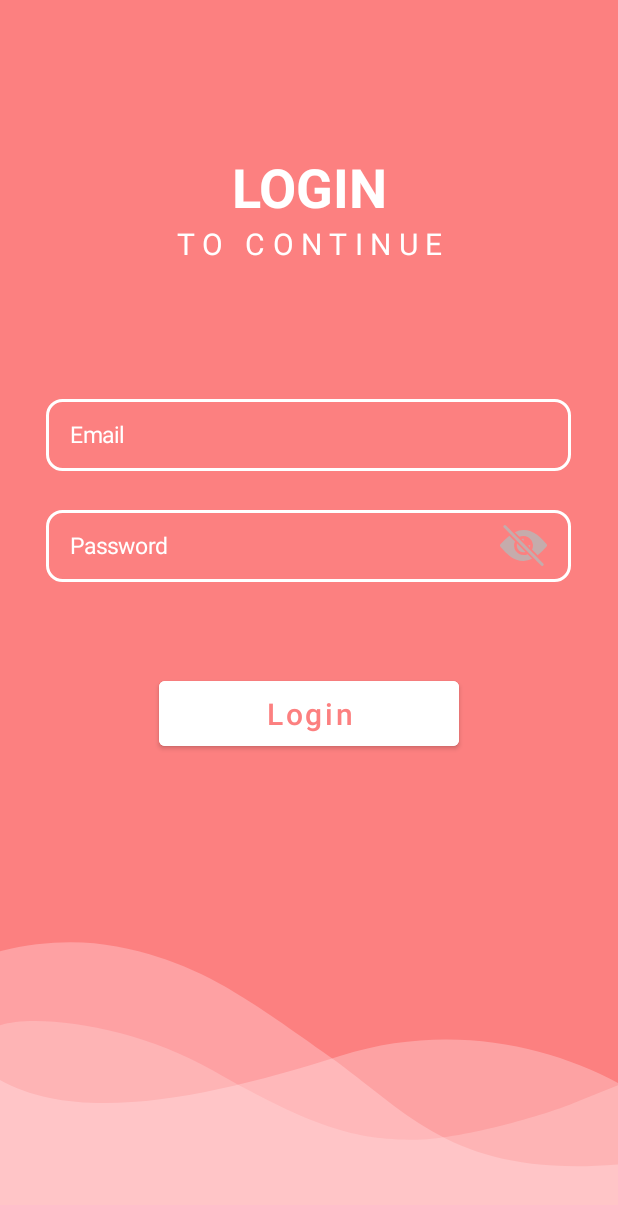
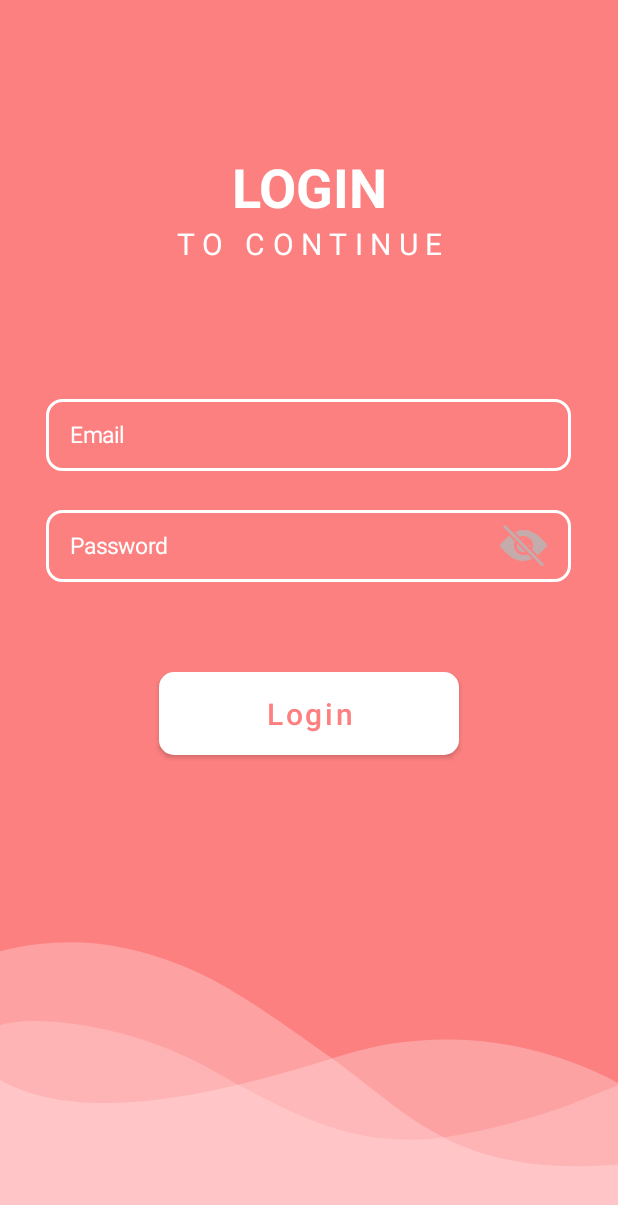
Before and after one commit to GalihWiyono/DressOnMe, an Android app: the layout activity_login.xml on its own in the app's theme, with its tools: preview values and no code run, on a phone screen of 412 x 824 dp. Shown: the top 1205 px of the screen. Run offline under Robolectric (Android 15) with nearby library versions, the phone set to English and light mode, and no system bars.

Commit message:
fix login, signup, etc

```diff
--- a/app/src/main/res/layout/activity_login.xml
+++ b/app/src/main/res/layout/activity_login.xml
@@ -64,13 +64,12 @@
         android:layout_height="55dp"
         android:layout_gravity="center"
         android:layout_marginTop="60dp"
-        android:backgroundTint="@color/white"
-
+        android:textColor="@color/enable_icon_color"
+        android:background="@drawable/bg_button_log"
+        app:backgroundTint="@color/white"
         android:text="Login"
-        android:textColor="#FC8080"
         android:textSize="20sp"
         android:textAllCaps="false"
-
         />
 
 
--- a/app/src/main/res/layout/activity_main.xml
+++ b/app/src/main/res/layout/activity_main.xml
@@ -22,6 +22,6 @@
         app:mbn_defaultIconColor="@color/disable_icon_color"
         app:mbn_rippleColor="@color/enable_icon_color"
         app:mbn_selectedIconColor="@color/enable_icon_color"
-        app:mbn_shadowColor="@color/background_color"/>
+        app:mbn_shadowColor="@color/shadow_color"/>
 
 </RelativeLayout>
--- a/app/src/main/res/layout/activity_sign_up.xml
+++ b/app/src/main/res/layout/activity_sign_up.xml
@@ -82,7 +82,6 @@
         android:textColor="#FFFFFF"
         android:textSize="20sp"
         android:textAllCaps="false"
-
         />
 
 </LinearLayout>
--- a/app/src/main/res/values/colors.xml
+++ b/app/src/main/res/values/colors.xml
@@ -10,4 +10,5 @@
     <color name="enable_icon_color">#FC8080</color>
     <color name="background_color">#F4EEF2</color>
     <color name="disable_icon_color">#F2C6C6</color>
+    <color name="shadow_color">#FFEAEC</color>
 </resources>
--- a/app/src/main/res/values/themes.xml
+++ b/app/src/main/res/values/themes.xml
@@ -3,7 +3,7 @@
     <style name="Theme.DressOnMe" parent="Theme.MaterialComponents.DayNight.NoActionBar">
         <!-- Primary brand color. -->
         <item name="colorPrimary">@color/enable_icon_color</item>
-        <item name="colorPrimaryVariant">@color/purple_700</item>
+        <item name="colorPrimaryVariant">@color/enable_icon_color</item>
         <item name="colorOnPrimary">@color/white</item>
         <!-- Secondary brand color. -->
         <item name="colorSecondary">@color/teal_200</item>
```
Also changed, not shown: app/src/main/AndroidManifest.xml (+8 -6 lines), app/src/main/java/com/capstone/dressonme/ui/LoginActivity.kt (+20 -3 lines), app/src/main/java/com/capstone/dressonme/ui/SignUpActivity.kt (+7 -3 lines).
